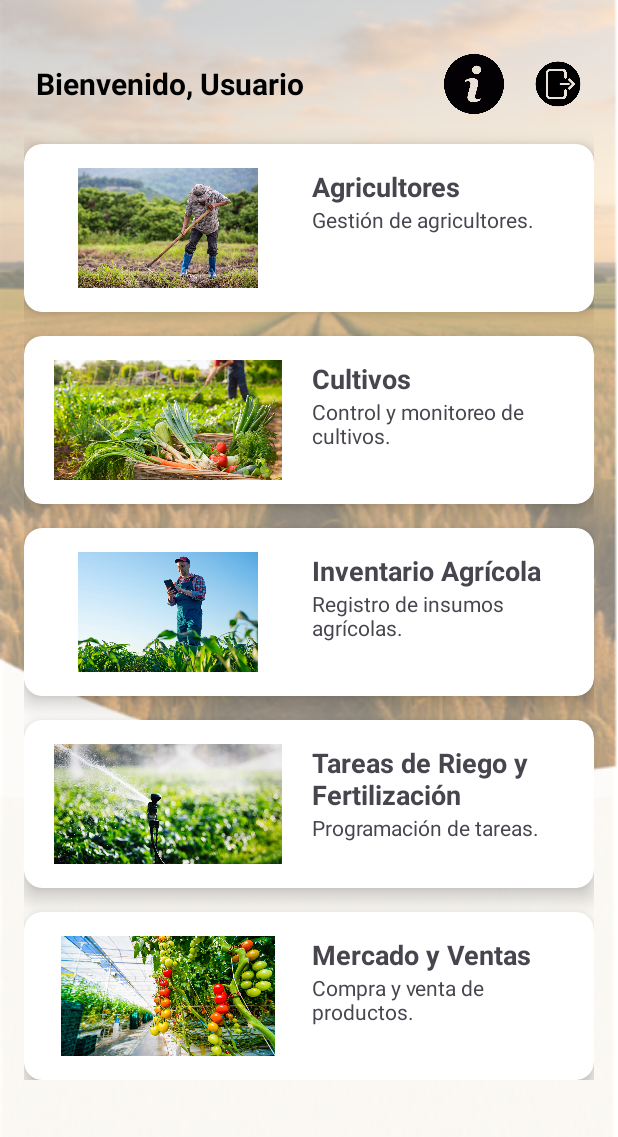
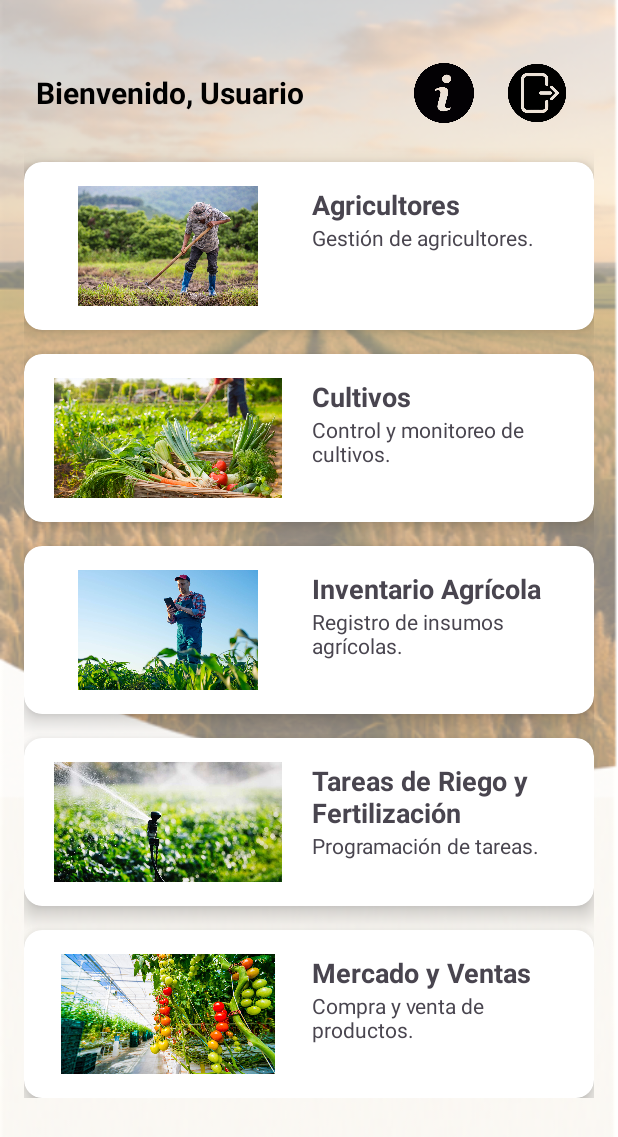
Before and after one commit to JoffreArriag/ProyectoDAM, an Android app: the HomeActivity screen opened directly, with no data from a screen before it, on a phone screen of 412 x 824 dp. Shown: the top 1137 px of the screen. Run offline under Robolectric (Android 15) with nearby library versions, the phone set to English and light mode, and no system bars.

Commit message:
cambios nuevos

```diff
--- a/app/src/main/res/layout/activity_home.xml
+++ b/app/src/main/res/layout/activity_home.xml
@@ -45,9 +45,10 @@
 
             <ImageView
                 android:id="@+id/logoutIcon"
-                android:layout_width="48dp"
-                android:layout_height="48dp"
+                android:layout_width="60dp"
+                android:layout_height="60dp"
                 android:padding="4dp"
+                android:layout_marginEnd="8dp"
                 android:contentDescription="@string/cerrar_sesion"
                 android:src="@drawable/ic_logout"
                 android:clickable="true"
```
Also changed, not shown: app/src/main/res/drawable/ic_info.png.
